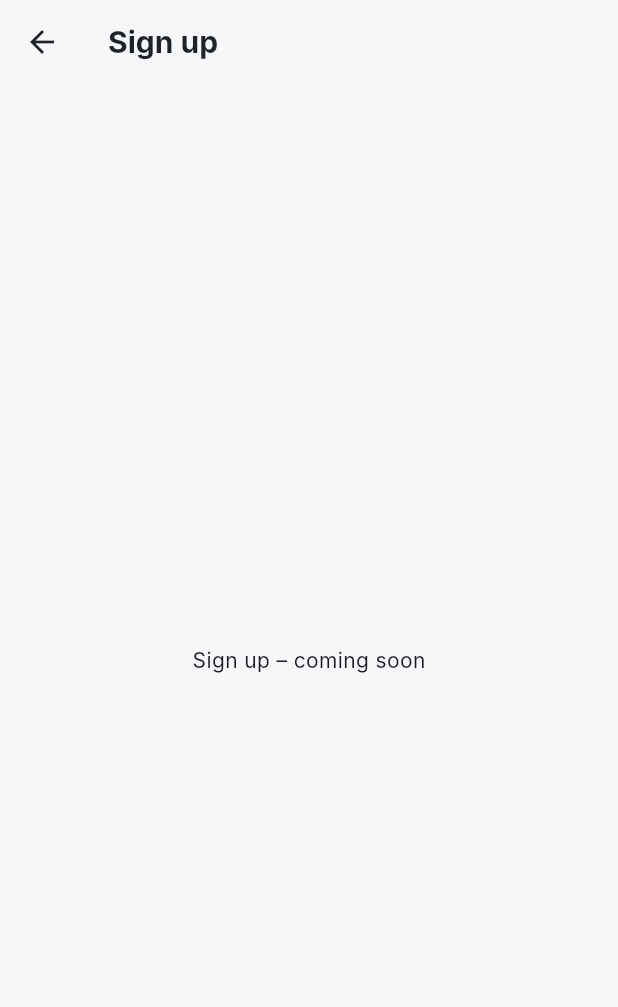
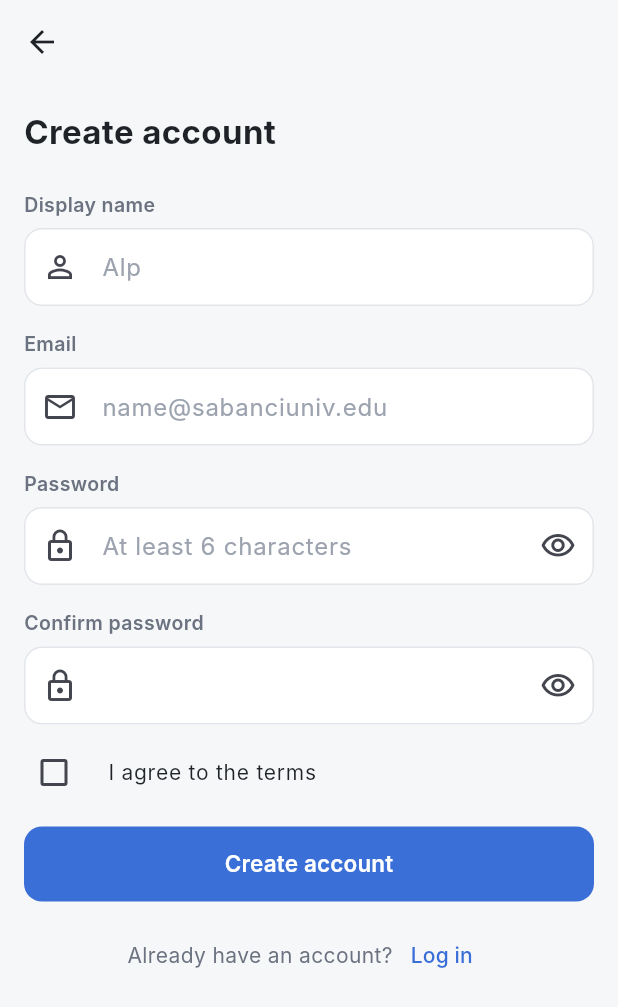
Before and after one commit to necdetalpozdemir/CS310PROJECT, a Flutter app: the SignUpScreen screen opened by its route, on a phone screen of 412 x 824 dp. Shown: the top 1007 px of the screen. Run offline on Flutter 3.47's test engine with Material 3 defaults, Android fonts, the phone set to English and light mode, and no system bars.

Commit message:
Implement Sign Up screen with inline validation

```diff
--- a/lib/screens/auth/signup_screen.dart
+++ b/lib/screens/auth/signup_screen.dart
@@ -1,14 +1,177 @@
 import 'package:flutter/material.dart';
 
-// PLACEHOLDER – Kerem Şahinoğlu will replace this file with the real screen.
-class SignUpScreen extends StatelessWidget {
+import '../../data/user_session.dart';
+import '../../routes.dart';
+import '../../utils/app_colors.dart';
+import '../../utils/app_spacing.dart';
+import '../../utils/app_text_styles.dart';
+import '../../utils/validators.dart';
+import '../../widgets/app_text_field.dart';
+import '../../widgets/primary_button.dart';
+
+/// Sign Up screen with inline validation.
+///
+/// Step 2: a valid form stores the name and email locally and opens the app.
+/// Step 3: Firebase Auth `createUserWithEmailAndPassword` will go here.
+class SignUpScreen extends StatefulWidget {
   const SignUpScreen({super.key});
+
+  @override
+  State<SignUpScreen> createState() => _SignUpScreenState();
+}
+
+class _SignUpScreenState extends State<SignUpScreen> {
+  final _formKey = GlobalKey<FormState>();
+  final _nameController = TextEditingController();
+  final _emailController = TextEditingController();
+  final _passwordController = TextEditingController();
+  final _confirmController = TextEditingController();
+
+  @override
+  void dispose() {
+    _nameController.dispose();
+    _emailController.dispose();
+    _passwordController.dispose();
+    _confirmController.dispose();
+    super.dispose();
+  }
+
+  String? _validateConfirm(String? value) {
+    if (value == null || value.isEmpty) return 'Please confirm your password';
+    if (value != _passwordController.text) return 'Passwords do not match';
+    return null;
+  }
+
+  void _submit() {
+    if (!_formKey.currentState!.validate()) return;
+
+    UserSession.displayName = _nameController.text.trim();
+    UserSession.email = _emailController.text.trim();
+
+    // The back button must not return to the sign-up form.
+    Navigator.pushNamedAndRemoveUntil(
+      context,
+      AppRoutes.home,
+      (route) => false,
+    );
+  }
+
+  // Keeps Welcome underneath, and avoids stacking Log In twice
+  // when the user came here from the Log In screen.
+  void _goToLogin() {
+    Navigator.pushNamedAndRemoveUntil(
+      context,
+      AppRoutes.login,
+      ModalRoute.withName(AppRoutes.welcome),
+    );
+  }
 
   @override
   Widget build(BuildContext context) {
     return Scaffold(
-      appBar: AppBar(title: const Text('Sign up')),
-      body: const Center(child: Text('Sign up – coming soon')),
+      appBar: AppBar(),
+      body: SafeArea(
+        child: SingleChildScrollView(
+          padding: AppSpacing.screenPadding,
+          child: Form(
+            key: _formKey,
+            child: Column(
+              crossAxisAlignment: CrossAxisAlignment.stretch,
+              children: [
+                const Text('Create account', style: AppTextStyles.heading),
+                const SizedBox(height: AppSpacing.xl),
+                AppTextField(
+                  label: 'Display name',
+                  hintText: 'Alp',
+                  icon: Icons.person_outline,
+                  controller: _nameController,
+                  textInputAction: TextInputAction.next,
+                  validator: (value) =>
+                      Validators.notEmpty(value, 'your display name'),
+                ),
+                const SizedBox(height: AppSpacing.lg),
+                AppTextField(
+                  label: 'Email',
+                  hintText: 'name@sabanciuniv.edu',
+                  icon: Icons.mail_outline,
+                  controller: _emailController,
+                  keyboardType: TextInputType.emailAddress,
+                  textInputAction: TextInputAction.next,
+                  validator: Validators.email,
+                ),
+                const SizedBox(height: AppSpacing.lg),
+                AppTextField(
+                  label: 'Password',
+                  hintText: 'At least 6 characters',
+                  icon: Icons.lock_outline,
+                  isPassword: true,
+                  controller: _passwordController,
+                  textInputAction: TextInputAction.next,
+                  validator: Validators.password,
+                ),
+                const SizedBox(height: AppSpacing.lg),
+                AppTextField(
+                  label: 'Confirm password',
+                  icon: Icons.lock_outline,
+                  isPassword: true,
+                  controller: _confirmController,
+                  textInputAction: TextInputAction.done,
+                  validator: _validateConfirm,
+                ),
+                const SizedBox(height: AppSpacing.sm),
+                // FormField lets the checkbox show an inline error too.
+                FormField<bool>(
+                  initialValue: false,
+                  validator: (value) => value == true
+                      ? null
+                      : 'Please agree to the terms to continue',
+                  builder: (field) => Column(
+                    crossAxisAlignment: CrossAxisAlignment.start,
+                    children: [
+                      CheckboxListTile(
+                        value: field.value,
+                        onChanged: field.didChange,
+                        title: const Text(
+                          'I agree to the terms',
+                          style: AppTextStyles.body,
+                        ),
+                        controlAffinity: ListTileControlAffinity.leading,
+                        contentPadding: EdgeInsets.zero,
+                        dense: true,
+                      ),
+                      if (field.hasError)
+                        Text(
+                          field.errorText!,
+                          style: const TextStyle(
+                            color: AppColors.danger,
+                            fontSize: 12,
+                          ),
+                        ),
+                    ],
+                  ),
+                ),
+                const SizedBox(height: AppSpacing.md),
+                PrimaryButton(label: 'Create account', onPressed: _submit),
+                const SizedBox(height: AppSpacing.md),
+                Wrap(
+                  alignment: WrapAlignment.center,
+                  crossAxisAlignment: WrapCrossAlignment.center,
+                  children: [
+                    const Text(
+                      'Already have an account?',
+                      style: TextStyle(color: AppColors.textSecondary),
+                    ),
+                    TextButton(
+                      onPressed: _goToLogin,
+                      child: const Text('Log in'),
+                    ),
+                  ],
+                ),
+              ],
+            ),
+          ),
+        ),
+      ),
     );
   }
 }
```
